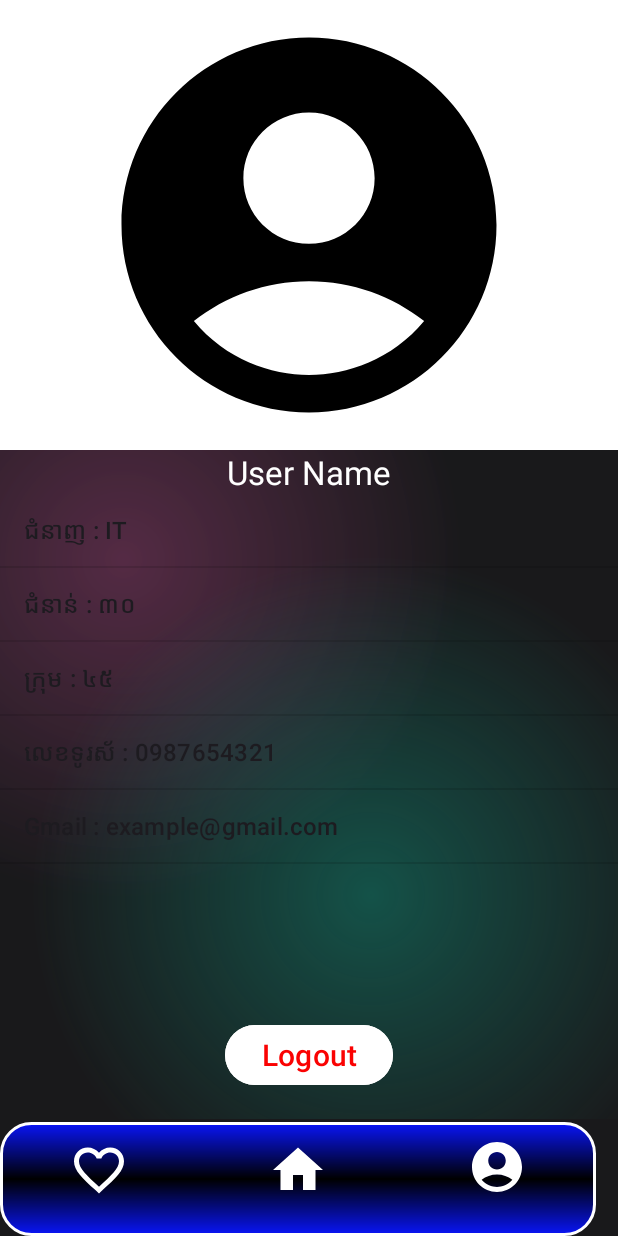
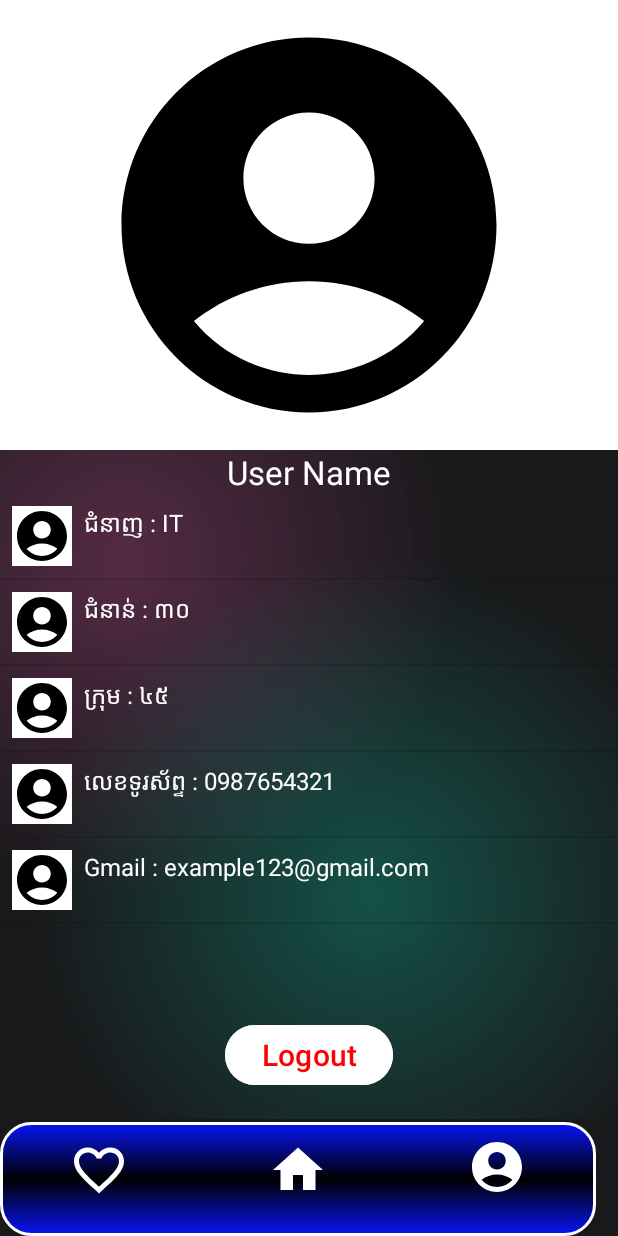
Before and after one commit to PhalKanhaPK/ThesisNUM, an Android app: the screen it shows after launch (HomeActivity), item 3 of the bottom bar chosen, on a phone screen of 412 x 824 dp. Run offline under Robolectric (Android 15) with nearby library versions, the phone set to English and light mode, and no system bars.

Commit message:
edit file

```diff
--- a/app/src/main/java/com/example/numthesis/AccountFragment.kt
+++ b/app/src/main/java/com/example/numthesis/AccountFragment.kt
@@ -6,10 +6,11 @@ import androidx.fragment.app.Fragment
 import android.view.LayoutInflater
 import android.view.View
 import android.view.ViewGroup
-import android.widget.ArrayAdapter
 import android.widget.Button
+import android.widget.ImageView
+import android.widget.ListAdapter
 import android.widget.ListView
-import androidx.appcompat.widget.ActivityChooserView.InnerLayout
+import android.widget.TextView
 
 class AccountFragment : Fragment() {
 
@@ -24,12 +25,17 @@ class AccountFragment : Fragment() {
             startActivity(intent)
         }
 
-        val arrayAdapter: ArrayAdapter<*>
-        val userInfo = arrayOf("ជំនាញ : IT","ជំនាន់ : ៣០","ក្រុម : ៤៥","លេខទូរស័ : 0987654321","Gmail : example@gmail.com")
+        val countries = listOf(
+            Country(R.drawable.baseline_account_circle_24, "ជំនាញ : IT"),
+            Country(R.drawable.baseline_account_circle_24, "ជំនាន់ : ៣០"),
+            Country(R.drawable.baseline_account_circle_24, "ក្រុម : ៤៥"),
+            Country(R.drawable.baseline_account_circle_24, "លេខទូរស័ព្ទ : 0987654321"),
+            Country(R.drawable.baseline_account_circle_24, "Gmail : example123@gmail.com")
+        )
 
-        var mListView = view.findViewById<ListView>(R.id.ListView_userInfo)
-        arrayAdapter = ArrayAdapter(requireContext(),android.R.layout.simple_list_item_1, userInfo)
-        mListView.adapter = arrayAdapter
+        val listView: ListView = view.findViewById(R.id.ListView_userInfo)
+        val adapter = CountryAdapter(requireContext(), countries)
+        listView.adapter = adapter
 
         return view
     }
--- /dev/null
+++ b/app/src/main/java/com/example/numthesis/CountryAdapter.kt
@@ -0,0 +1,28 @@
+package com.example.numthesis
+import android.content.Context
+import android.view.LayoutInflater
+import android.view.View
+import android.view.ViewGroup
+import android.widget.ArrayAdapter
+import android.widget.ImageView
+import android.widget.TextView
+
+data class Country(val flagResId: Int, val name: String)
+
+class CountryAdapter(context: Context, private val countries: List<Country>) :
+    ArrayAdapter<Country>(context, 0, countries) {
+
+    override fun getView(position: Int, convertView: View?, parent: ViewGroup): View {
+        val view = convertView ?: LayoutInflater.from(context).inflate(R.layout.item_country, parent, false)
+
+        val country = countries[position]
+
+        val flagImageView = view.findViewById<ImageView>(R.id.flagImageView)
+        val countryNameTextView = view.findViewById<TextView>(R.id.countryNameTextView)
+
+        flagImageView.setImageResource(country.flagResId)
+        countryNameTextView.text = country.name
+
+        return view
+    }
+}
--- a/app/src/main/res/layout/activity_listview.xml
+++ /dev/null
@@ -1,17 +0,0 @@
-<?xml version="1.0" encoding="utf-8"?>
-<LinearLayout xmlns:android="http://schemas.android.com/apk/res/android"
-    android:layout_width="match_parent"
-    android:layout_height="match_parent"
-    android:orientation="horizontal">
-    <ImageView
-        android:id="@+id/icon"
-        android:layout_width="50dp"
-        android:layout_height="50dp"
-        android:src="@drawable/num"/>
-    <TextView
-        android:id="@+id/textView"
-        android:layout_width="fill_parent"
-        android:layout_height="wrap_content"
-        android:layout_gravity="center"
-        android:textColor="@color/red"/>
-</LinearLayout>
--- /dev/null
+++ b/app/src/main/res/layout/item_country.xml
@@ -0,0 +1,20 @@
+<?xml version="1.0" encoding="utf-8"?>
+<LinearLayout xmlns:android="http://schemas.android.com/apk/res/android"
+    android:layout_width="match_parent"
+    android:layout_height="wrap_content"
+    android:orientation="horizontal"
+    android:padding="8dp">
+
+    <ImageView
+        android:id="@+id/flagImageView"
+        android:layout_width="40dp"
+        android:layout_height="40dp"
+        android:layout_marginEnd="8dp"
+        android:background="@color/white"/>
+    <TextView
+        android:id="@+id/countryNameTextView"
+        android:layout_width="wrap_content"
+        android:layout_height="wrap_content"
+        android:textSize="16sp"
+        android:textColor="@color/white" />
+</LinearLayout>
```
